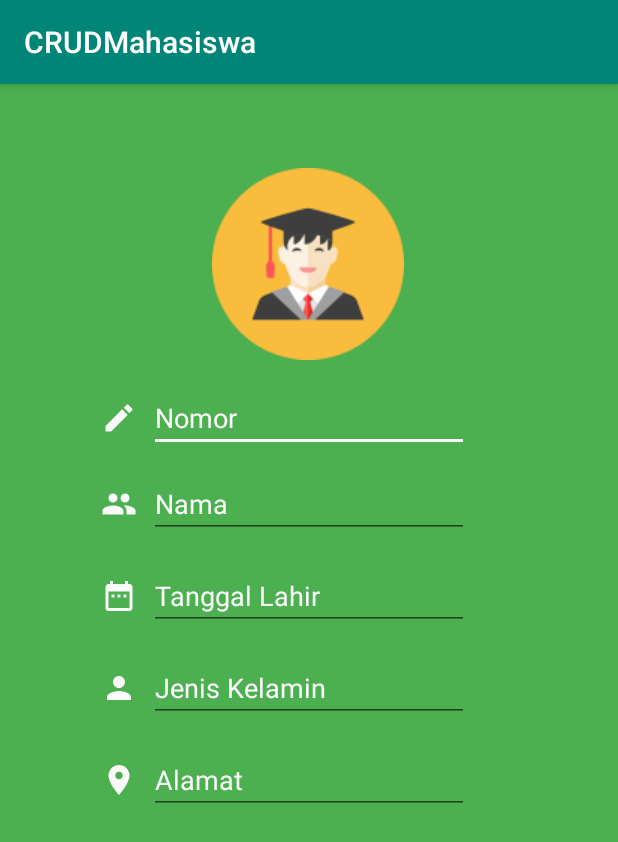
After one commit to Farhan-ns/CRUDMahasiswa, an Android app: the inputdata screen opened directly, with no data from a screen before it, on a phone screen of 412 x 824 dp. The commit adds this screen. Shown: the top 842 px of the screen. Run offline under Robolectric (Android 15) with nearby library versions, the phone set to English and light mode, and no system bars.

Commit message:
ngasal weh naon

```diff
--- a/app/src/main/AndroidManifest.xml
+++ b/app/src/main/AndroidManifest.xml
@@ -9,7 +9,8 @@
         android:roundIcon="@mipmap/ic_launcher_round"
         android:supportsRtl="true"
         android:theme="@style/AppTheme">
-        <activity android:name=".Dashboard"></activity>
+        <activity android:name=".inputdata"></activity>
+        <activity android:name=".Dashboard" />
         <activity android:name=".MainActivity">
             <intent-filter>
                 <action android:name="android.intent.action.MAIN" />
--- /dev/null
+++ b/app/src/main/java/com/example/crudmahasiswa/inputdata.java
@@ -0,0 +1,14 @@
+package com.example.crudmahasiswa;
+
+import androidx.appcompat.app.AppCompatActivity;
+
+import android.os.Bundle;
+
+public class inputdata extends AppCompatActivity {
+
+    @Override
+    protected void onCreate(Bundle savedInstanceState) {
+        super.onCreate(savedInstanceState);
+        setContentView(R.layout.activity_inputdata);
+    }
+}
--- a/app/src/main/res/drawable-v24/ic_create_black_24dp.xml
+++ b/app/src/main/res/drawable-v24/ic_create_black_24dp.xml
@@ -4,6 +4,6 @@
         android:viewportWidth="24.0"
         android:viewportHeight="24.0">
     <path
-        android:fillColor="#FF000000"
+        android:fillColor="#FAFAFA"
         android:pathData="M3,17.25V21h3.75L17.81,9.94l-3.75,-3.75L3,17.25zM20.71,7.04c0.39,-0.39 0.39,-1.02 0,-1.41l-2.34,-2.34c-0.39,-0.39 -1.02,-0.39 -1.41,0l-1.83,1.83 3.75,3.75 1.83,-1.83z"/>
 </vector>
--- a/app/src/main/res/drawable-v24/ic_date_range_black_24dp.xml
+++ b/app/src/main/res/drawable-v24/ic_date_range_black_24dp.xml
@@ -4,6 +4,6 @@
         android:viewportWidth="24.0"
         android:viewportHeight="24.0">
     <path
-        android:fillColor="#FF000000"
+        android:fillColor="#FAFAFA"
         android:pathData="M9,11L7,11v2h2v-2zM13,11h-2v2h2v-2zM17,11h-2v2h2v-2zM19,4h-1L18,2h-2v2L8,4L8,2L6,2v2L5,4c-1.11,0 -1.99,0.9 -1.99,2L3,20c0,1.1 0.89,2 2,2h14c1.1,0 2,-0.9 2,-2L21,6c0,-1.1 -0.9,-2 -2,-2zM19,20L5,20L5,9h14v11z"/>
 </vector>
--- a/app/src/main/res/drawable-v24/ic_group_black_24dp.xml
+++ b/app/src/main/res/drawable-v24/ic_group_black_24dp.xml
@@ -4,6 +4,6 @@
         android:viewportWidth="24.0"
         android:viewportHeight="24.0">
     <path
-        android:fillColor="#FF000000"
+        android:fillColor="#FAFAFA"
         android:pathData="M16,11c1.66,0 2.99,-1.34 2.99,-3S17.66,5 16,5c-1.66,0 -3,1.34 -3,3s1.34,3 3,3zM8,11c1.66,0 2.99,-1.34 2.99,-3S9.66,5 8,5C6.34,5 5,6.34 5,8s1.34,3 3,3zM8,13c-2.33,0 -7,1.17 -7,3.5L1,19h14v-2.5c0,-2.33 -4.67,-3.5 -7,-3.5zM16,13c-0.29,0 -0.62,0.02 -0.97,0.05 1.16,0.84 1.97,1.97 1.97,3.45L17,19h6v-2.5c0,-2.33 -4.67,-3.5 -7,-3.5z"/>
 </vector>
--- a/app/src/main/res/drawable-v24/ic_person_black_24dp.xml
+++ b/app/src/main/res/drawable-v24/ic_person_black_24dp.xml
@@ -4,6 +4,6 @@
         android:viewportWidth="24.0"
         android:viewportHeight="24.0">
     <path
-        android:fillColor="#FF000000"
+        android:fillColor="#FAFAFA"
         android:pathData="M12,12c2.21,0 4,-1.79 4,-4s-1.79,-4 -4,-4 -4,1.79 -4,4 1.79,4 4,4zM12,14c-2.67,0 -8,1.34 -8,4v2h16v-2c0,-2.66 -5.33,-4 -8,-4z"/>
 </vector>
--- a/app/src/main/res/drawable-v24/ic_place_black_24dp.xml
+++ b/app/src/main/res/drawable-v24/ic_place_black_24dp.xml
@@ -4,6 +4,6 @@
         android:viewportWidth="24.0"
         android:viewportHeight="24.0">
     <path
-        android:fillColor="#FF000000"
+        android:fillColor="#FAFAFA"
         android:pathData="M12,2C8.13,2 5,5.13 5,9c0,5.25 7,13 7,13s7,-7.75 7,-13c0,-3.87 -3.13,-7 -7,-7zM12,11.5c-1.38,0 -2.5,-1.12 -2.5,-2.5s1.12,-2.5 2.5,-2.5 2.5,1.12 2.5,2.5 -1.12,2.5 -2.5,2.5z"/>
 </vector>
--- /dev/null
+++ b/app/src/main/res/layout/activity_inputdata.xml
@@ -0,0 +1,147 @@
+<?xml version="1.0" encoding="utf-8"?>
+<androidx.constraintlayout.widget.ConstraintLayout xmlns:android="http://schemas.android.com/apk/res/android"
+    xmlns:app="http://schemas.android.com/apk/res-auto"
+    xmlns:tools="http://schemas.android.com/tools"
+    android:layout_width="match_parent"
+    android:layout_height="match_parent"
+    android:background="#4CAF50"
+    tools:context=".inputdata">
+
+    <ImageView
+        android:id="@+id/imageView9"
+        android:layout_width="wrap_content"
+        android:layout_height="wrap_content"
+        android:layout_marginStart="8dp"
+        android:layout_marginTop="56dp"
+        android:layout_marginEnd="8dp"
+        app:layout_constraintEnd_toEndOf="parent"
+        app:layout_constraintHorizontal_bias="0.498"
+        app:layout_constraintStart_toStartOf="parent"
+        app:layout_constraintTop_toTopOf="parent"
+        app:srcCompat="@drawable/student1" />
+
+    <ImageView
+        android:id="@+id/imageView10"
+        android:layout_width="wrap_content"
+        android:layout_height="wrap_content"
+        android:layout_marginEnd="8dp"
+        app:layout_constraintBottom_toBottomOf="@+id/editText"
+        app:layout_constraintEnd_toStartOf="@+id/editText"
+        app:layout_constraintTop_toTopOf="@+id/editText"
+        app:srcCompat="@drawable/ic_create_black_24dp" />
+
+    <EditText
+        android:id="@+id/editText"
+        android:layout_width="wrap_content"
+        android:layout_height="wrap_content"
+        android:layout_marginTop="16dp"
+        android:ellipsize="none"
+        android:ems="10"
+        android:inputType="textPersonName"
+        android:scrollbarSize="4dp"
+        android:text="Nomor"
+        android:textColor="#FAFAFA"
+        app:layout_constraintEnd_toEndOf="@+id/imageView9"
+        app:layout_constraintHorizontal_bias="0.494"
+        app:layout_constraintStart_toStartOf="@+id/imageView9"
+        app:layout_constraintTop_toBottomOf="@+id/imageView9" />
+
+    <ImageView
+        android:id="@+id/imageView11"
+        android:layout_width="wrap_content"
+        android:layout_height="wrap_content"
+        android:layout_marginEnd="8dp"
+        app:layout_constraintBottom_toBottomOf="@+id/editText2"
+        app:layout_constraintEnd_toStartOf="@+id/editText2"
+        app:layout_constraintTop_toTopOf="@+id/editText2"
+        app:srcCompat="@drawable/ic_group_black_24dp" />
+
+    <EditText
+        android:id="@+id/editText2"
+        android:layout_width="wrap_content"
+        android:layout_height="wrap_content"
+        android:layout_marginStart="8dp"
+        android:layout_marginTop="12dp"
+        android:ems="10"
+        android:inputType="textPersonName"
+        android:text="Nama"
+        android:textColor="#FAFAFA"
+        app:layout_constraintEnd_toEndOf="@+id/editText"
+        app:layout_constraintHorizontal_bias="1.0"
+        app:layout_constraintStart_toStartOf="@+id/editText"
+        app:layout_constraintTop_toBottomOf="@+id/editText" />
+
+    <ImageView
+        android:id="@+id/imageView12"
+        android:layout_width="wrap_content"
+        android:layout_height="wrap_content"
+        android:layout_marginEnd="8dp"
+        app:layout_constraintBottom_toBottomOf="@+id/editText3"
+        app:layout_constraintEnd_toStartOf="@+id/editText3"
+        app:layout_constraintTop_toTopOf="@+id/editText3"
+        app:srcCompat="@drawable/ic_date_range_black_24dp" />
+
+    <EditText
+        android:id="@+id/editText3"
+        android:layout_width="wrap_content"
+        android:layout_height="wrap_content"
+        android:layout_marginTop="16dp"
+        android:ems="10"
+        android:inputType="textPersonName"
+        android:text="Tanggal Lahir"
+        android:textColor="#FAFAFA"
+        app:layout_constraintEnd_toEndOf="@+id/editText2"
+        app:layout_constraintHorizontal_bias="0.0"
+        app:layout_constraintStart_toStartOf="@+id/editText2"
+        app:layout_constraintTop_toBottomOf="@+id/editText2" />
+
+    <ImageView
+        android:id="@+id/imageView14"
+        android:layout_width="wrap_content"
+        android:layout_height="wrap_content"
+        android:layout_marginEnd="8dp"
+        app:layout_constraintBottom_toBottomOf="@+id/editText5"
+        app:layout_constraintEnd_toStartOf="@+id/editText5"
+        app:layout_constraintTop_toTopOf="@+id/editText5"
+        app:srcCompat="@drawable/ic_place_black_24dp" />
+
+    <EditText
+        android:id="@+id/editText4"
+        android:layout_width="wrap_content"
+        android:layout_height="wrap_content"
+        android:layout_marginTop="16dp"
+        android:ems="10"
+        android:inputType="textPersonName"
+        android:text="Jenis Kelamin"
+        android:textColor="#FAFAFA"
+        app:layout_constraintEnd_toEndOf="@+id/editText3"
+        app:layout_constraintHorizontal_bias="0.0"
+        app:layout_constraintStart_toStartOf="@+id/editText3"
+        app:layout_constraintTop_toBottomOf="@+id/editText3" />
+
+    <EditText
+        android:id="@+id/editText5"
+        android:layout_width="wrap_content"
+        android:layout_height="wrap_content"
+        android:layout_marginStart="8dp"
+        android:layout_marginTop="16dp"
+        android:layout_marginEnd="8dp"
+        android:ems="10"
+        android:inputType="textPersonName"
+        android:text="Alamat"
+        android:textColor="#FAFAFA"
+        app:layout_constraintEnd_toEndOf="@+id/editText4"
+        app:layout_constraintHorizontal_bias="0.0"
+        app:layout_constraintStart_toEndOf="@+id/imageView15"
+        app:layout_constraintTop_toBottomOf="@+id/editText4" />
+
+    <ImageView
+        android:id="@+id/imageView15"
+        android:layout_width="wrap_content"
+        android:layout_height="wrap_content"
+        android:layout_marginEnd="8dp"
+        app:layout_constraintBottom_toBottomOf="@+id/editText4"
+        app:layout_constraintEnd_toStartOf="@+id/editText4"
+        app:layout_constraintTop_toTopOf="@+id/editText4"
+        app:srcCompat="@drawable/ic_person_black_24dp" />
+</androidx.constraintlayout.widget.ConstraintLayout>
--- a/app/src/main/res/values/colors.xml
+++ b/app/src/main/res/values/colors.xml
@@ -3,4 +3,5 @@
     <color name="colorPrimary">#008577</color>
     <color name="colorPrimaryDark">#00574B</color>
     <color name="colorAccent">#FAFAFA</color>
+    <color name="colorControlNormal">#FAFAFA</color>
 </resources>
```
